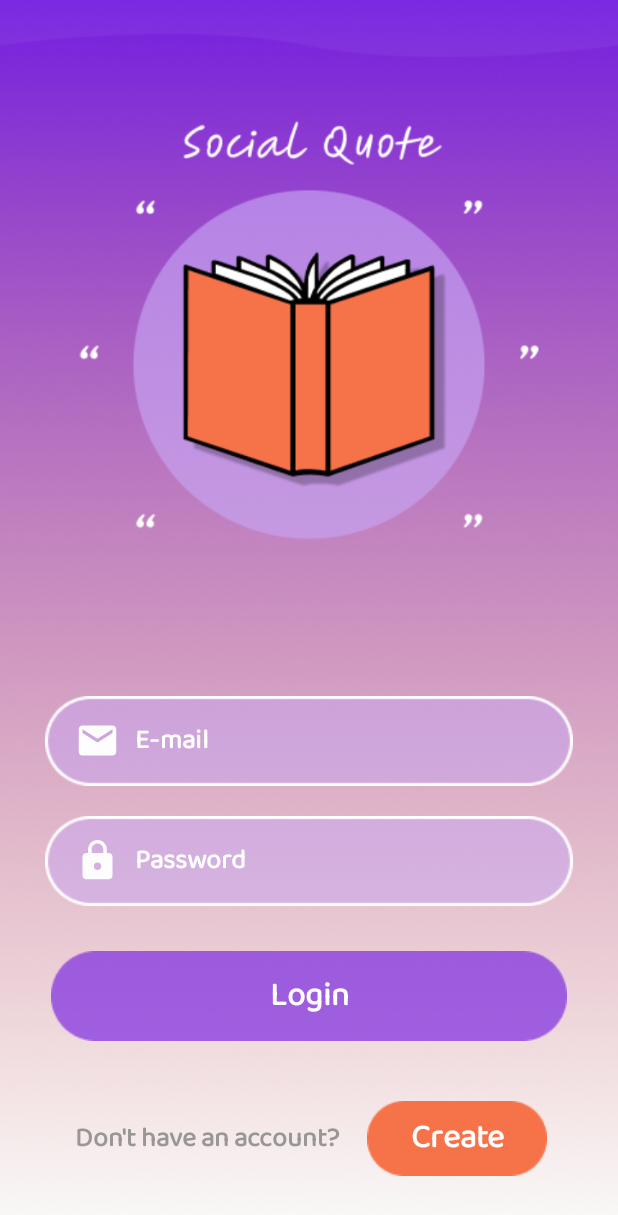
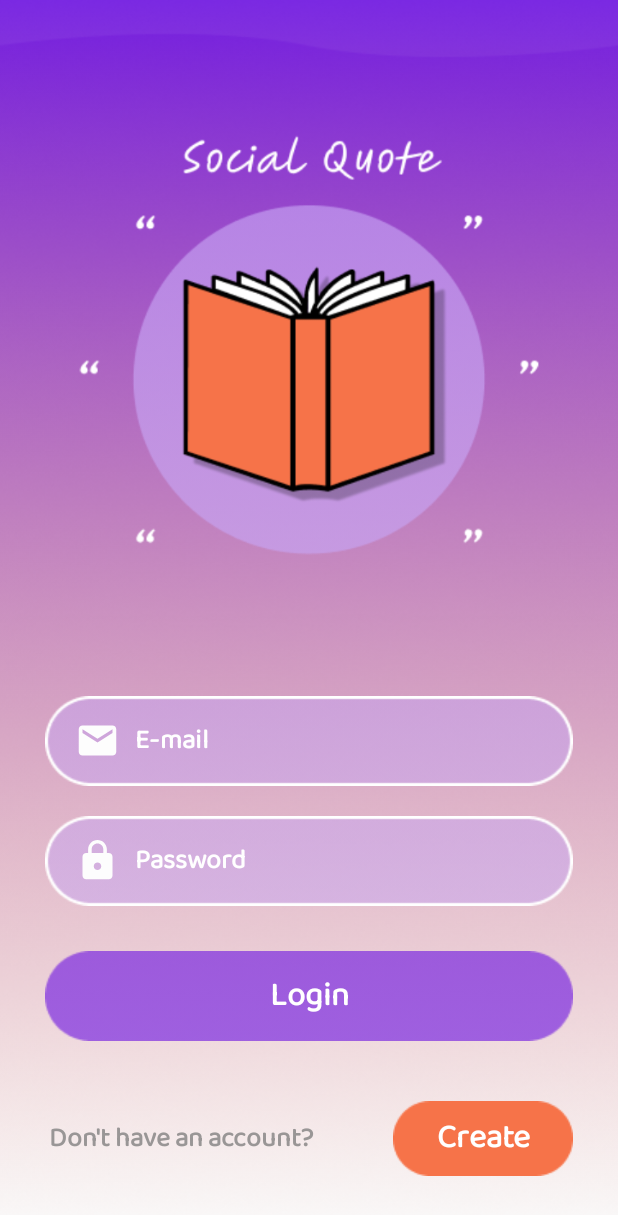
Before and after one commit to EmirKrs/socialquote, an Android app: the layout fragment_login.xml on its own in the app's theme, with its tools: preview values and no code run, on a phone screen of 412 x 824 dp. Shown: the top 1215 px of the screen. Run offline under Robolectric (Android 15) with nearby library versions, the phone set to English and light mode, and no system bars.

Commit message:
fifth commit

```diff
--- a/app/src/main/java/com/emirhankaraarslan/socialquote/views/EditProfileFragment.java
+++ b/app/src/main/java/com/emirhankaraarslan/socialquote/views/EditProfileFragment.java
@@ -62,4 +62,5 @@ public class EditProfileFragment extends Fragment {
         });
 
     }
+
 }
--- a/app/src/main/java/com/emirhankaraarslan/socialquote/views/HomeActivity.java
+++ b/app/src/main/java/com/emirhankaraarslan/socialquote/views/HomeActivity.java
@@ -35,6 +35,7 @@ public class HomeActivity extends AppCompatActivity {
     }
 
 
+
     public void meowNavigation(){
         bottomNavigation.setOnClickMenuListener(new Function1<MeowBottomNavigation.Model, Unit>() {
             @Override
--- a/app/src/main/java/com/emirhankaraarslan/socialquote/views/MainActivity.java
+++ b/app/src/main/java/com/emirhankaraarslan/socialquote/views/MainActivity.java
@@ -13,5 +13,6 @@ public class MainActivity extends AppCompatActivity {
         setTheme(R.style.Base_Theme_SocialQuote);
         super.onCreate(savedInstanceState);
         setContentView(R.layout.activity_main);
+
     }
 }
--- a/app/src/main/res/drawable/splash_screen.xml
+++ b/app/src/main/res/drawable/splash_screen.xml
@@ -11,5 +11,4 @@
     </item>
 
 
-
 </layer-list>
--- a/app/src/main/res/layout/fragment_login.xml
+++ b/app/src/main/res/layout/fragment_login.xml
@@ -12,9 +12,9 @@
         android:layout_width="match_parent"
         android:layout_height="0dp"
         android:layout_marginStart="30dp"
-        android:layout_marginTop="40dp"
+        android:layout_marginTop="50dp"
         android:layout_marginEnd="30dp"
-        android:layout_marginBottom="50dp"
+        android:layout_marginBottom="40dp"
         android:src="@drawable/login_logo"
         app:layout_constraintBottom_toTopOf="@+id/emailPlain"
         app:layout_constraintEnd_toEndOf="parent"
@@ -71,7 +71,7 @@
 
     <Button
         android:id="@+id/loginButton"
-        android:layout_width="wrap_content"
+        android:layout_width="match_parent"
         android:layout_height="wrap_content"
         android:layout_marginStart="30dp"
         android:layout_marginEnd="30dp"
@@ -96,22 +96,20 @@
         android:layout_marginBottom="40dp"
         android:background="@drawable/create_button"
         android:fontFamily="@font/baloo_bhai"
-        android:onClick="create"
         android:text="Create"
         android:textAllCaps="false"
         android:textColor="@color/white"
         android:textSize="22sp"
         android:textStyle="bold"
         app:layout_constraintBottom_toBottomOf="parent"
-        app:layout_constraintEnd_toEndOf="parent"
-        app:layout_constraintStart_toEndOf="@+id/accountText" />
+        app:layout_constraintEnd_toEndOf="parent" />
 
 
     <TextView
         android:id="@+id/accountText"
         android:layout_width="wrap_content"
         android:layout_height="wrap_content"
-        android:layout_marginStart="50dp"
+        android:layout_marginEnd="20dp"
         android:layout_marginBottom="50dp"
         android:fontFamily="@font/baloo_bhai"
         android:text="Don't have an account?"
@@ -120,6 +118,7 @@
         android:textSize="18sp"
         android:textStyle="bold"
         app:layout_constraintBottom_toBottomOf="parent"
+        app:layout_constraintEnd_toStartOf="@+id/createButton"
         app:layout_constraintStart_toStartOf="parent" />
 
 </androidx.constraintlayout.widget.ConstraintLayout>
--- a/app/src/main/res/layout/fragment_profile.xml
+++ b/app/src/main/res/layout/fragment_profile.xml
@@ -67,7 +67,7 @@ Lorem ipsum Lorem ipsum Lorem ipsum"
             android:layout_height="wrap_content"
             android:layout_marginStart="30dp"
             android:layout_marginTop="10dp"
-            android:layout_marginEnd="20dp"
+            android:layout_marginEnd="10dp"
             android:layout_marginBottom="10dp"
             android:background="@drawable/edit_button_background"
             android:fontFamily="@font/baloo_bhai"
--- a/app/src/main/res/layout/fragment_register.xml
+++ b/app/src/main/res/layout/fragment_register.xml
@@ -13,7 +13,7 @@
         android:layout_width="match_parent"
         android:layout_height="0dp"
         android:layout_marginStart="30dp"
-        android:layout_marginTop="40dp"
+        android:layout_marginTop="50dp"
         android:layout_marginEnd="30dp"
         android:layout_marginBottom="15dp"
         android:src="@drawable/register_logo"
@@ -127,7 +127,7 @@
         android:layout_marginBottom="30dp"
         android:background="@drawable/login_button"
         android:fontFamily="@font/baloo_bhai"
-        android:onClick="create"
+        android:onClick="register"
         android:text="Create"
         android:textAllCaps="false"
         android:textColor="@color/white"
--- a/build.gradle
+++ b/build.gradle
@@ -12,5 +12,6 @@ buildscript {
 }
 
 plugins {
-id 'com.android.application' version '8.1.2' apply false
+    id 'com.android.application' version '8.1.2' apply false
+    id 'com.google.gms.google-services' version '4.4.0' apply false
 }
```
Also changed, not shown: app/build.gradle (+8 -1 lines), app/src/main/java/com/emirhankaraarslan/socialquote/views/HomeFragment.java (+12 -3 lines), app/src/main/java/com/emirhankaraarslan/socialquote/views/LoginFragment.java (+51 -8 lines), app/src/main/java/com/emirhankaraarslan/socialquote/views/ProfileFragment.java (+8 -2 lines), app/src/main/java/com/emirhankaraarslan/socialquote/views/RegisterFragment.java (+54 -10 lines), app/src/main/res/drawable/splash_logo.png, 1 other file.
